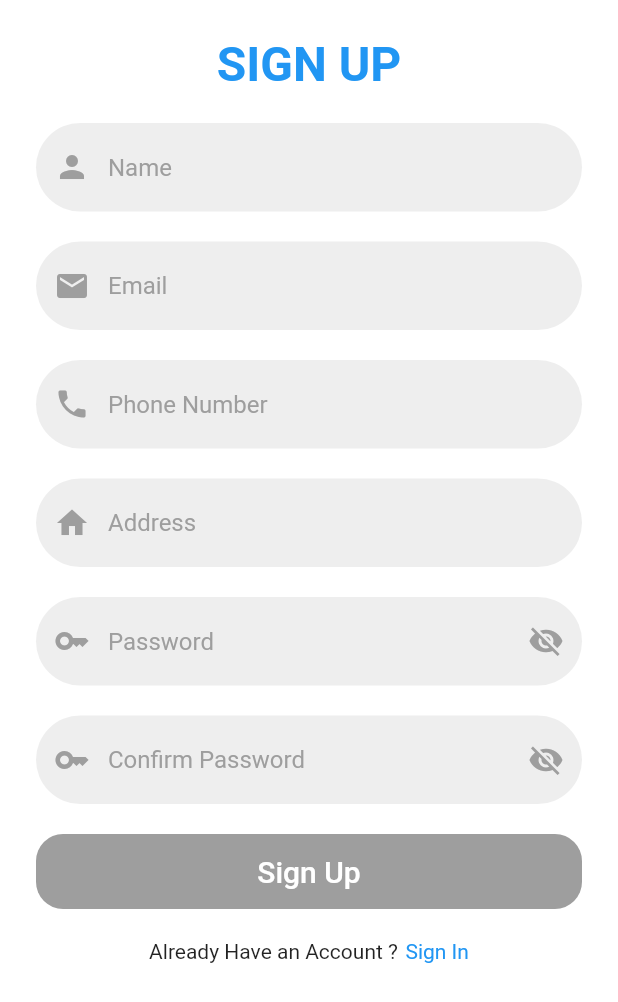
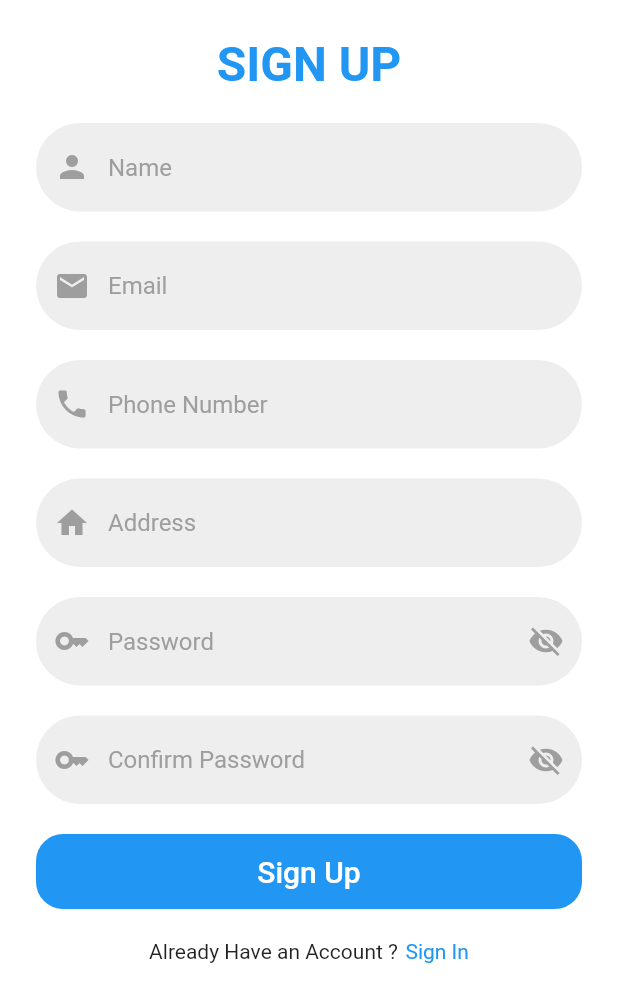
Before and after one commit to lugata/mosiga_user, a Flutter app: the screen it shows after launch, on a phone screen of 412 x 824 dp. Shown: the top 1002 px of the screen. Run offline on Flutter 3.47's test engine with Material 2 defaults, Android fonts, the light colour scheme and no system bars; our stand-ins replace email_validator, firebase_auth, firebase_core, firebase_database, fluttertoast; accounts and stored records are empty.

```diff
--- a/lib/screens/register_screen.dart
+++ b/lib/screens/register_screen.dart
@@ -378,7 +378,7 @@ class _RegisterScreenState extends State<RegisterScreen> {
                   ElevatedButton(
                     style: ElevatedButton.styleFrom(
                         primary:
-                            darkTheme ? Colors.amber.shade400 : Colors.grey,
+                            darkTheme ? Colors.amber.shade400 : Colors.blue,
                         onPrimary: darkTheme ? Colors.black : Colors.white,
                         elevation: 0,
                         shape: RoundedRectangleBorder(
```
